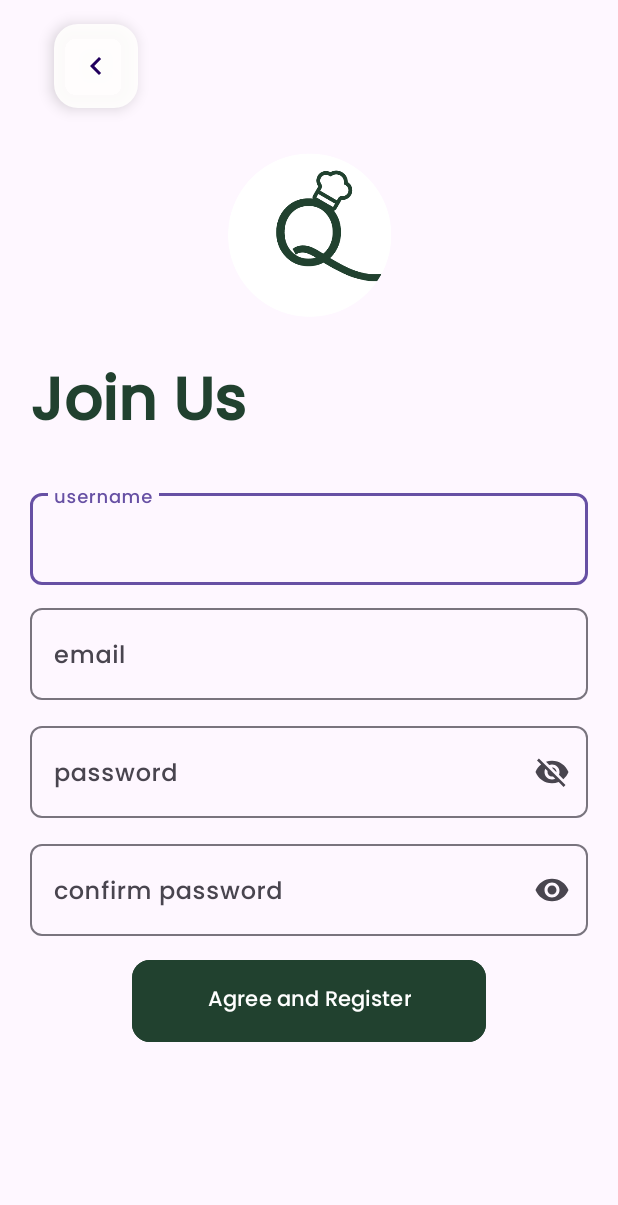
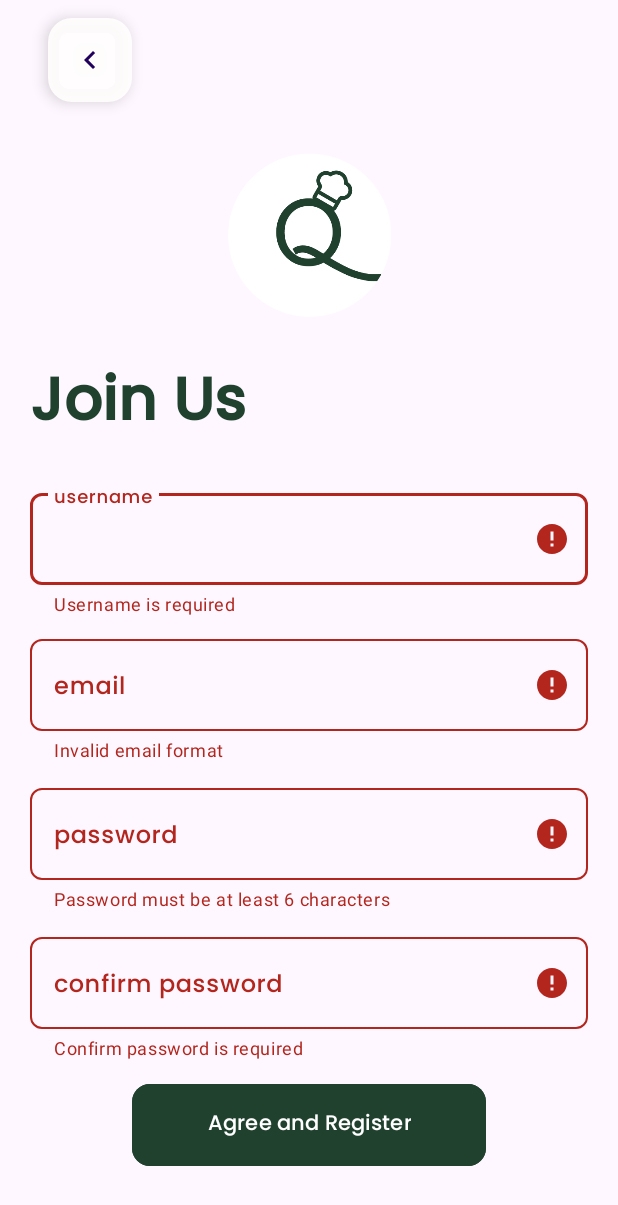
Before and after one commit to mohamedmedhat/QuickBite, an Android app: the RegisterFragment screen opened through its navigation route, after a tap on "Agree and Register", on a phone screen of 412 x 824 dp. Shown: the top 1205 px of the screen. Run offline under Robolectric (Android 15) with nearby library versions, the phone set to English and light mode, and no system bars; our stand-ins replace Firebase (no records; nobody signed in at launch, a user with empty details on screens opened directly); 2 other taps on this screen came first.

Commit message:
[add]: add error handling to ui

```diff
--- a/app/src/main/java/com/xapp/quickbit/presentation/fragment/RegisterFragment.kt
+++ b/app/src/main/java/com/xapp/quickbit/presentation/fragment/RegisterFragment.kt
@@ -1,7 +1,7 @@
 package com.xapp.quickbit.presentation.fragment
 
+import androidx.fragment.app.Fragment
 import android.os.Bundle
-import androidx.fragment.app.Fragment
 import android.view.LayoutInflater
 import android.view.View
 import android.view.ViewGroup
@@ -32,11 +32,29 @@ class RegisterFragment : Fragment() {
 
         handleOnClicks()
 
-        authViewModel.registrationResult.observe(viewLifecycleOwner) { message ->
-            Toast.makeText(context, message, Toast.LENGTH_SHORT).show()
-            if (message == "You have signed up successfully") {
+        authViewModel.registrationResult.observe(viewLifecycleOwner) { errors ->
+            val userNameError = errors["userName"]
+            val emailError = errors["email"]
+            val passwordError = errors["password"]
+            val confirmPasswordError = errors["confirmPassword"]
+
+            binding.tvlUserName.error = userNameError
+            binding.tvlEmail.error = emailError
+            binding.tvlPassword.error = passwordError
+            binding.tvlConfirmPassword.error = confirmPasswordError
+        }
+
+        authViewModel.registerState.observe(viewLifecycleOwner) { isSuccess ->
+            if (isSuccess) {
                 authViewModel.saveUserToPreferences(authViewModel.user.value, requireContext())
+                Toast.makeText(
+                    requireContext(),
+                    "You have registered successfully",
+                    Toast.LENGTH_LONG
+                ).show()
                 findNavController().navigate(R.id.action_registerFragment_to_loginFragment)
+            } else {
+                Toast.makeText(context, "Registration failed. Please try again.", Toast.LENGTH_SHORT).show()
             }
         }
     }
--- a/app/src/main/java/com/xapp/quickbit/viewModel/AuthViewModel.kt
+++ b/app/src/main/java/com/xapp/quickbit/viewModel/AuthViewModel.kt
@@ -9,8 +9,6 @@ import com.google.firebase.auth.FirebaseAuth
 import com.google.firebase.auth.FirebaseUser
 import com.google.firebase.auth.GoogleAuthProvider
 import com.google.firebase.auth.UserProfileChangeRequest
-import com.xapp.quickbit.data.source.local.dao.UserDao
-import com.xapp.quickbit.data.source.local.database.AppDatabase
 import com.xapp.quickbit.viewModel.utils.ValidationUtils
 
 class AuthViewModel(application: Application) : AndroidViewModel(application) {
@@ -18,17 +16,17 @@ class AuthViewModel(application: Application) : AndroidViewModel(application) {
     private val auth: FirebaseAuth by lazy { FirebaseAuth.getInstance() }
 
     private val _user = MutableLiveData<FirebaseUser?>()
-    private val _loginError = MutableLiveData<String?>()
-    val registrationResult = MutableLiveData<String>()
+    private val _registrationState = MutableLiveData<Boolean>()
+    private val _loginState = MutableLiveData<Boolean>()
+    val registerState: LiveData<Boolean> get() = _registrationState
+    val loginState: LiveData<Boolean> get() = _loginState
+    val user: LiveData<FirebaseUser?> get() = _user
 
-    private val _registrationState = MutableLiveData<Boolean>()
-    val registrationState: LiveData<Boolean> get() = _registrationState
+    val loginError = MutableLiveData<Map<String, String?>>()
+    val registrationResult = MutableLiveData<Map<String, String?>>()
 
-    private val _loginState = MutableLiveData<Boolean>()
-    val loginState: LiveData<Boolean> get() = _loginState
-
-    val user: LiveData<FirebaseUser?> get() = _user
-    val loginError: LiveData<String?> get() = _loginError
+    private val loginWithGoogleError = MutableLiveData<String>()
+    private var hasError = false
 
     fun handleRegisterAction(
         userName: String,
@@ -36,44 +34,71 @@ class AuthViewModel(application: Application) : AndroidViewModel(application) {
         password: String,
         confirmPassword: String
     ) {
-        if (!ValidationUtils.validateInputs(userName, email, password, confirmPassword)) {
-            registrationResult.postValue("All fields must be filled")
-            return
+        val errors = mutableMapOf<String, String?>()
+
+        if (!ValidationUtils.isUserNameFilled(userName)) {
+            errors["userName"] = "Username is required"
+            hasError = true
+        }
+        if (!ValidationUtils.isEmailFilled(email)) {
+            errors["email"] = "Email is required"
+            hasError = true
+        }
+        if (!ValidationUtils.isPasswordFilled(password)) {
+            errors["password"] = "Password is required"
+            hasError = true
+        }
+        if (!ValidationUtils.isConfirmPasswordFilled(confirmPassword)) {
+            errors["confirmPassword"] = "Confirm password is required"
+            hasError = true
         }
         if (!ValidationUtils.isEmailValid(email)) {
-            registrationResult.postValue("Invalid email format")
-            return
+            errors["email"] = "Invalid email format"
+            hasError = true
         }
         if (!ValidationUtils.isPasswordValid(password)) {
-            registrationResult.postValue("Password must be at least 6 characters")
-            return
+            errors["password"] = "Password must be at least 6 characters"
+            hasError = true
         }
         if (!ValidationUtils.isPasswordMatching(password, confirmPassword)) {
-            registrationResult.postValue("Passwords do not match")
-            return
+            errors["confirmPassword"] = "Passwords do not match"
+            hasError = true
         }
         if (!ValidationUtils.isNameValid(userName)) {
-            registrationResult.postValue("Name must be less than 25 characters")
-            return
+            errors["userName"] = "Name must be less than 25 characters"
+            hasError = true
         }
 
-        registerUser(userName, email, password)
+        registrationResult.postValue(errors)
+
+        if (!hasError) {
+            registerUser(userName, email, password)
+        }
     }
 
     fun handleLoginAction(email: String, password: String) {
-        if (!ValidationUtils.validateLoginInputs(email, password)) {
-            _loginError.value = "Email and password are required"
-            return
+        val errors = mutableMapOf<String, String?>()
+
+        if (!ValidationUtils.isEmailFilled(email)) {
+            errors["email"] = "Email is required"
+            hasError = true
+        }
+        if (!ValidationUtils.isPasswordFilled(password)) {
+            errors["password"] = "Password is required"
+            hasError = true
         }
         if (!ValidationUtils.isEmailValid(email)) {
-            _loginError.value = "Invalid email format"
-            return
+            errors["email"] = "Invalid email format"
+            hasError = true
         }
         if (!ValidationUtils.isPasswordValid(password)) {
-            _loginError.value = "Password must be at least 6 characters"
-            return
+            errors["password"] = "Password must be at least 6 characters"
+            hasError = true
         }
-        loginUser(email, password)
+        loginError.postValue(errors)
+        if (!hasError) {
+            loginUser(email, password)
+        }
     }
 
     private fun registerUser(name: String, email: String, password: String) {
@@ -101,11 +126,10 @@ class AuthViewModel(application: Application) : AndroidViewModel(application) {
                 _loginState.value = task.isSuccessful
                 if (task.isSuccessful) {
                     _user.value = auth.currentUser
-                } else {
-                    _loginError.value = task.exception?.message
                 }
             }
     }
+
 
     fun firebaseAuthWithGoogle(idToken: String) {
         val credential = GoogleAuthProvider.getCredential(idToken, null)
@@ -113,8 +137,6 @@ class AuthViewModel(application: Application) : AndroidViewModel(application) {
             .addOnCompleteListener { task ->
                 if (task.isSuccessful) {
                     _user.value = auth.currentUser
-                } else {
-                    _loginError.value = task.exception?.message
                 }
             }
     }
@@ -133,6 +155,7 @@ class AuthViewModel(application: Application) : AndroidViewModel(application) {
         }
     }
 
+
     fun signOut() {
         auth.signOut()
         _user.value = null
--- a/app/src/main/java/com/xapp/quickbit/viewModel/utils/ValidationUtils.kt
+++ b/app/src/main/java/com/xapp/quickbit/viewModel/utils/ValidationUtils.kt
@@ -2,17 +2,20 @@ package com.xapp.quickbit.viewModel.utils
 
 object ValidationUtils {
 
-    fun validateInputs(
-        username: String,
-        email: String,
-        password: String,
-        confirmPassword: String
-    ): Boolean {
-        return username.isNotBlank() && email.isNotBlank() && password.isNotBlank() && confirmPassword.isNotBlank()
+    fun isUserNameFilled(username: String): Boolean {
+        return username.isNotBlank()
     }
 
-    fun validateLoginInputs(email: String, password: String): Boolean {
-        return email.isNotBlank() && password.isNotBlank()
+    fun isEmailFilled(email: String): Boolean {
+        return email.isNotBlank()
+    }
+
+    fun isPasswordFilled(password: String): Boolean {
+        return password.isNotBlank()
+    }
+
+    fun isConfirmPasswordFilled(confirmPassword: String): Boolean {
+        return confirmPassword.isNotBlank()
     }
 
     fun isEmailValid(email: String): Boolean {
--- a/app/src/main/res/layout/fragment_login.xml
+++ b/app/src/main/res/layout/fragment_login.xml
@@ -30,6 +30,7 @@
         android:layout_marginHorizontal="@dimen/login_tvl_margin_horizontal"
         android:hint="@string/enter_your_email_hint"
         app:endIconMode="clear_text"
+        app:errorEnabled="true"
         app:layout_constraintStart_toStartOf="parent"
         app:layout_constraintTop_toBottomOf="@id/login_image">
 
@@ -51,6 +52,7 @@
         android:layout_marginTop="@dimen/login_tvl_password_margin_top"
         android:hint="@string/enter_your_password_hint"
         app:endIconMode="password_toggle"
+        app:errorEnabled="true"
         app:layout_constraintStart_toStartOf="parent"
         app:layout_constraintTop_toBottomOf="@id/tvl_email">
 
--- a/app/src/main/res/layout/fragment_register.xml
+++ b/app/src/main/res/layout/fragment_register.xml
@@ -1,8 +1,12 @@
 <?xml version="1.0" encoding="utf-8"?>
-<androidx.constraintlayout.widget.ConstraintLayout xmlns:android="http://schemas.android.com/apk/res/android"
+<ScrollView xmlns:android="http://schemas.android.com/apk/res/android"
     xmlns:app="http://schemas.android.com/apk/res-auto"
     android:layout_width="match_parent"
-    android:layout_height="match_parent"
+    android:layout_height="match_parent">
+
+    <androidx.constraintlayout.widget.ConstraintLayout
+        android:layout_width="match_parent"
+        android:layout_height="wrap_content"
         android:layout_marginHorizontal="20dp"
         android:fontFamily="@font/poppins_medium">
 
@@ -11,7 +15,7 @@
             android:layout_width="wrap_content"
             android:layout_height="wrap_content"
             android:layout_gravity="bottom|end"
-        android:layout_margin="16dp"
+            android:layout_margin="12dp"
             android:backgroundTint="#EEFFFEFD"
             android:contentDescription="@string/register_fab_desc"
             app:layout_constraintStart_toStartOf="parent"
@@ -50,6 +54,7 @@
             android:layout_marginTop="@dimen/register_tvl_userName_margin_top"
             android:hint="@string/register_username"
             app:endIconMode="clear_text"
+            app:errorEnabled="true"
             app:layout_constraintTop_toBottomOf="@+id/tv_joinUs">
 
             <com.google.android.material.textfield.TextInputEditText
@@ -70,6 +75,7 @@
             android:layout_marginTop="@dimen/register_tvl_email_margin_top"
             android:hint="@string/register_email"
             app:endIconMode="clear_text"
+            app:errorEnabled="true"
             app:layout_constraintTop_toBottomOf="@+id/tvl_userName">
 
             <com.google.android.material.textfield.TextInputEditText
@@ -89,6 +95,7 @@
             android:layout_marginTop="@dimen/register_inputs_marginTop"
             android:hint="@string/register_password"
             app:endIconMode="password_toggle"
+            app:errorEnabled="true"
             app:layout_constraintTop_toBottomOf="@+id/tvl_email">
 
             <com.google.android.material.textfield.TextInputEditText
@@ -109,6 +116,7 @@
             android:layout_marginTop="@dimen/register_inputs_marginTop"
             android:hint="@string/register_confirmPassword"
             app:endIconMode="password_toggle"
+            app:errorEnabled="true"
             app:layout_constraintTop_toBottomOf="@id/tvl_password">
 
             <com.google.android.material.textfield.TextInputEditText
@@ -134,3 +142,6 @@
             app:layout_constraintTop_toBottomOf="@id/tvl_confirmPassword" />
 
     </androidx.constraintlayout.widget.ConstraintLayout>
+
+
+</ScrollView>
```
Also changed, not shown: app/src/main/java/com/xapp/quickbit/presentation/fragment/LoginFragment.kt (+11 -6 lines). Lines whose indentation alone changed are shown as unchanged.
